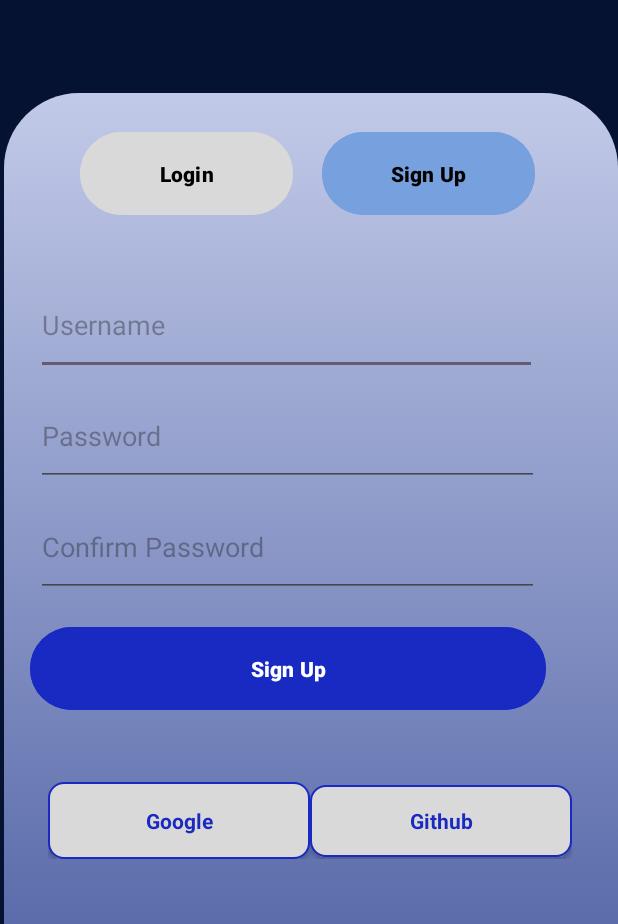
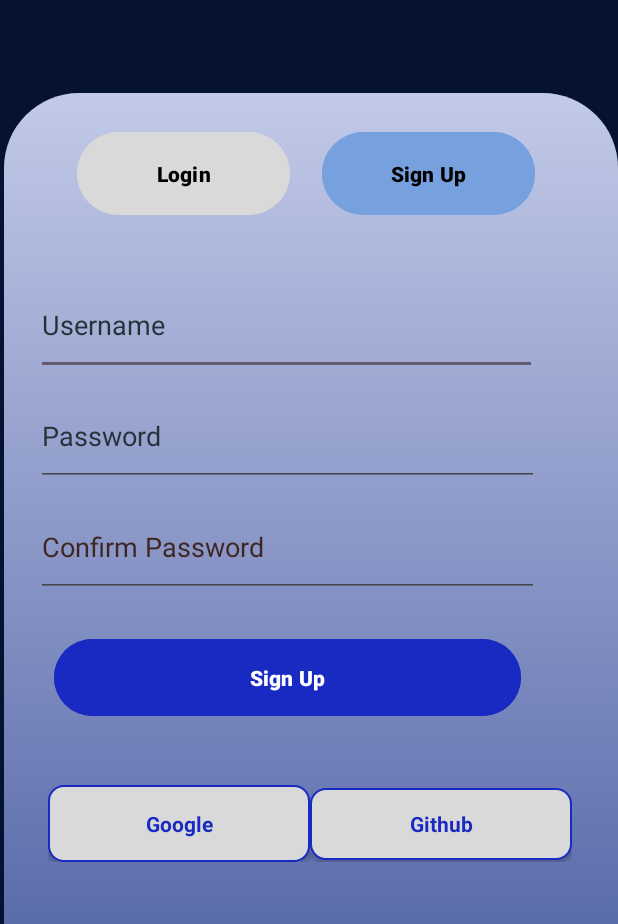
Before and after one commit to Jeffin03/ARK, an Android app: the RegisterActivity screen opened directly, with no data from a screen before it, on a phone screen of 412 x 824 dp, the part 312-1236 px from its top. Run offline under Robolectric (Android 15) with nearby library versions, the phone set to English and light mode, and no system bars.

Commit message:
Modules for Review1 completed(splash, login, register)

```diff
--- a/app/build.gradle.kts
+++ b/app/build.gradle.kts
@@ -1,6 +1,8 @@
 plugins {
     alias(libs.plugins.androidApplication)
     alias(libs.plugins.jetbrainsKotlinAndroid)
+    id("com.google.gms.google-services")
+//    id("com.android.application")
 }
 
 android {
@@ -48,6 +50,10 @@ dependencies {
     implementation(libs.androidx.annotation)
     implementation(libs.androidx.lifecycle.livedata.ktx)
     implementation(libs.androidx.lifecycle.viewmodel.ktx)
+    implementation(libs.firebase.auth)
+    implementation(libs.play.services.auth)
+    implementation(libs.androidx.navigation.fragment.ktx)
+    implementation(libs.androidx.navigation.ui.ktx)
     testImplementation(libs.junit)
     androidTestImplementation(libs.androidx.junit)
     androidTestImplementation(libs.androidx.espresso.core)
--- a/app/src/main/AndroidManifest.xml
+++ b/app/src/main/AndroidManifest.xml
@@ -12,6 +12,10 @@
         android:supportsRtl="true"
         android:theme="@style/Theme.ARK"
         tools:targetApi="31">
+        <activity
+            android:name=".HomeActivity"
+            android:exported="false"
+            android:label="@string/title_activity_home" />
         <activity
             android:name=".RegisterActivity"
             android:exported="false" />
--- a/app/src/main/java/com/android/ark/RegisterActivity.kt
+++ b/app/src/main/java/com/android/ark/RegisterActivity.kt
@@ -1,20 +1,52 @@
 package com.android.ark
 
+import android.content.Context
+import android.content.Intent
+import androidx.appcompat.app.AppCompatActivity
 import android.os.Bundle
-import androidx.activity.enableEdgeToEdge
-import androidx.appcompat.app.AppCompatActivity
-import androidx.core.view.ViewCompat
-import androidx.core.view.WindowInsetsCompat
+import androidx.core.content.ContextCompat
+import com.android.ark.databinding.ActivityRegisterBinding
 
 class RegisterActivity : AppCompatActivity() {
+    private lateinit var binding: ActivityRegisterBinding
     override fun onCreate(savedInstanceState: Bundle?) {
         super.onCreate(savedInstanceState)
-        enableEdgeToEdge()
-        setContentView(R.layout.activity_register)
-        ViewCompat.setOnApplyWindowInsetsListener(findViewById(R.id.main)) { v, insets ->
-            val systemBars = insets.getInsets(WindowInsetsCompat.Type.systemBars())
-            v.setPadding(systemBars.left, systemBars.top, systemBars.right, systemBars.bottom)
-            insets
+        binding = ActivityRegisterBinding.inflate(layoutInflater)
+        setContentView(binding.root)
+        supportActionBar?.hide()
+        window.statusBarColor = ContextCompat.getColor(this, R.color.black)
+
+        binding.loginBtn.setOnClickListener {
+            val intent= Intent(this, LoginActivity::class.java)
+            startActivity(intent)
+        }
+
+        val sharedPref = getSharedPreferences("pref", MODE_PRIVATE)
+        val editor = sharedPref.edit()
+
+        val registerButton = binding.submitBtn
+
+        //onclick of Register button
+        registerButton.setOnClickListener{
+//            getting values from view using findViewByID
+            val name = binding.textUsername
+            val password = binding.textPassword
+            val confirmPassword = binding.confirmPs
+
+            //comparing password and confirmPassword
+            if(password.text.toString() != confirmPassword.text.toString()){
+                confirmPassword.error = "Password mismatch"
+            }
+
+            //saving multiple data in sharedPref
+            editor.apply{
+                putString("name", name.text.toString())
+                putString("password", password.text.toString())
+                apply()
+            }
+
+            val intent = Intent(this,LoginActivity::class.java)
+            startActivity(intent)
         }
     }
 }
--- a/app/src/main/res/layout/activity_register.xml
+++ b/app/src/main/res/layout/activity_register.xml
@@ -44,7 +44,7 @@
         app:layout_constraintStart_toStartOf="parent">
 
         <EditText
-            android:id="@+id/editTextText2"
+            android:id="@+id/textUsername"
             android:layout_width="334dp"
             android:layout_height="66dp"
             android:layout_marginStart="24dp"
@@ -53,11 +53,12 @@
             android:ems="10"
             android:hint="@string/username"
             android:inputType="text"
+            android:textColorHint="#263238"
             app:layout_constraintStart_toStartOf="parent"
             app:layout_constraintTop_toTopOf="parent" />
 
         <EditText
-            android:id="@+id/editTextText3"
+            android:id="@+id/textPassword"
             android:layout_width="335dp"
             android:layout_height="66dp"
             android:layout_marginStart="24dp"
@@ -65,12 +66,13 @@
             android:autofillHints=""
             android:ems="10"
             android:hint="@string/password"
-            android:inputType="text"
+            android:inputType="textPassword"
+            android:textColorHint="#263238"
             app:layout_constraintStart_toStartOf="parent"
-            app:layout_constraintTop_toBottomOf="@+id/editTextText2" />
+            app:layout_constraintTop_toBottomOf="@+id/textUsername" />
 
         <EditText
-            android:id="@+id/editTextText4"
+            android:id="@+id/confirm_ps"
             android:layout_width="335dp"
             android:layout_height="66dp"
             android:layout_marginStart="24dp"
@@ -79,21 +81,22 @@
             android:ems="10"
             android:hint="@string/confirm_password"
             android:inputType="text"
+            android:textColorHint="#3E2723"
             app:layout_constraintStart_toStartOf="parent"
-            app:layout_constraintTop_toBottomOf="@+id/editTextText3" />
+            app:layout_constraintTop_toBottomOf="@+id/textPassword" />
 
         <Button
-            android:id="@+id/button5"
-            android:layout_width="344dp"
-            android:layout_height="63dp"
-            android:layout_marginStart="20dp"
-            android:layout_marginTop="16dp"
+            android:id="@+id/submit_btn"
+            android:layout_width="311dp"
+            android:layout_height="59dp"
+            android:layout_marginStart="36dp"
+            android:layout_marginTop="24dp"
             android:backgroundTint="@color/button_blue"
             android:text="@string/sign_up"
             android:textColor="@color/white"
             android:textStyle="bold"
             app:layout_constraintStart_toStartOf="parent"
-            app:layout_constraintTop_toBottomOf="@+id/editTextText4" />
+            app:layout_constraintTop_toBottomOf="@+id/confirm_ps" />
 
         <LinearLayout
             android:layout_width="match_parent"
@@ -103,10 +106,10 @@
             app:layout_constraintEnd_toEndOf="parent"
             app:layout_constraintStart_toStartOf="parent"
             android:layout_margin="32dp"
-            app:layout_constraintTop_toBottomOf="@+id/button5">
+            app:layout_constraintTop_toBottomOf="@+id/submit_btn">
 
             <androidx.appcompat.widget.AppCompatButton
-                android:id="@+id/button11"
+                android:id="@+id/googleLogin"
                 style="@android:style/Widget.Button"
                 android:background="@drawable/social_border_button"
                 android:layout_width="wrap_content"
@@ -120,6 +123,7 @@
                 />
 
             <androidx.appcompat.widget.AppCompatButton
+                android:id="@+id/githubLogin"
                 style="@android:style/Widget.Button"
                 android:background="@drawable/social_border_button"
                 android:layout_width="wrap_content"
@@ -143,22 +147,23 @@
         app:layout_constraintTop_toTopOf="@+id/imageView2">
 
         <Button
-            android:id="@+id/button3"
+            android:id="@+id/login_btn"
             android:layout_width="142dp"
             android:layout_height="63dp"
+            android:layout_marginStart="40dp"
             android:backgroundTint="@color/light_white"
             android:text="@string/login"
             android:textColor="@color/black"
             android:textStyle="bold"
             app:layout_constraintBottom_toBottomOf="parent"
-            app:layout_constraintEnd_toStartOf="@+id/button4"
-            app:layout_constraintHorizontal_bias="0.681"
+            app:layout_constraintEnd_toStartOf="@+id/signup_btn"
+            app:layout_constraintHorizontal_bias="0.0"
             app:layout_constraintStart_toStartOf="parent"
             app:layout_constraintTop_toTopOf="parent"
             app:layout_constraintVertical_bias="0.545" />
 
         <Button
-            android:id="@+id/button4"
+            android:id="@+id/signup_btn"
             android:layout_width="142dp"
             android:layout_height="63dp"
             android:layout_marginEnd="44dp"
@@ -169,7 +174,8 @@
             app:layout_constraintBottom_toBottomOf="parent"
             app:layout_constraintEnd_toEndOf="parent"
             app:layout_constraintTop_toTopOf="parent"
-            app:layout_constraintVertical_bias="0.545" />
+            app:layout_constraintVertical_bias="0.545"
+            tools:ignore="DuplicateSpeakableTextCheck" />
 
     </androidx.constraintlayout.widget.ConstraintLayout>
 
--- /dev/null
+++ b/app/src/main/res/values/dimens.xml
@@ -0,0 +1,5 @@
+<resources>
+    <!-- Default screen margins, per the Android Design guidelines. -->
+    <dimen name="activity_horizontal_margin">16dp</dimen>
+    <dimen name="activity_vertical_margin">16dp</dimen>
+</resources>
--- a/app/src/main/res/values/strings.xml
+++ b/app/src/main/res/values/strings.xml
@@ -15,5 +15,9 @@
     <string name="google">Google</string>
     <string name="github">Github</string>
     <string name="confirm_password">Confirm Password</string>
+    <string name="title_activity_home">HomeActivity</string>
+    <string name="title_home">Home</string>
+    <string name="title_dashboard">Dashboard</string>
+    <string name="title_notifications">Notifications</string>
 
 </resources>
--- a/build.gradle.kts
+++ b/build.gradle.kts
@@ -1,3 +1,8 @@
+buildscript {
+    dependencies {
+        classpath(libs.google.services)
+    }
+}
 // Top-level build file where you can add configuration options common to all sub-projects/modules.
 plugins {
     alias(libs.plugins.androidApplication) apply false
```
Also changed, not shown: app/src/main/java/com/android/ark/HomeActivity.kt (added, +20 -0 lines), app/src/main/java/com/android/ark/LoginActivity.kt (+38 -10 lines), app/src/main/res/drawable/ic_dashboard_black_24dp.xml (added, +9 -0 lines), app/src/main/res/drawable/ic_home_black_24dp.xml (added, +9 -0 lines), app/src/main/res/drawable/ic_notifications_black_24dp.xml (added, +9 -0 lines), app/src/main/res/layout/activity_home.xml (added, +10 -0 lines), app/src/main/res/layout/activity_login.xml (+12 -11 lines), app/src/main/res/menu/bottom_nav_menu.xml (added, +19 -0 lines), app/src/main/res/navigation/mobile_navigation.xml (added, +25 -0 lines), gradle/libs.versions.toml (+10 -0 lines), 1 other file.
